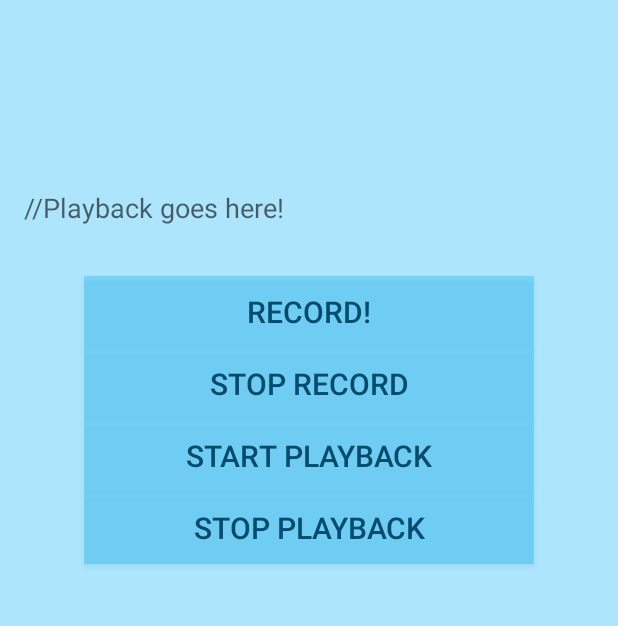
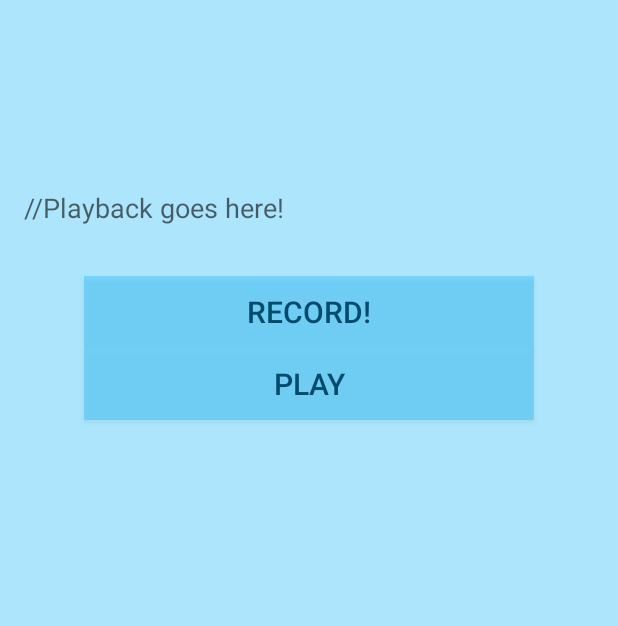
Before and after one commit to ITIN-SongScribe/SongScribeDemo2, an Android app: the VoiceRecord screen opened directly, with no data from a screen before it, in the options menu, after a tap on "Settings", on a phone screen of 412 x 824 dp, the part 452-1078 px from its top. Run offline under Robolectric (Android 15) with nearby library versions, the phone set to English and light mode, and no system bars.

Commit message:
Update to voice record page

```diff
--- a/app/src/main/java/com/songscribe/songscribe/VoiceRecord.java
+++ b/app/src/main/java/com/songscribe/songscribe/VoiceRecord.java
@@ -20,16 +20,13 @@ public class VoiceRecord extends ActionBarActivity {
     private MediaRecorder recorder;
     private String OUTPUT_FILE;
 
-    Button _start;
-    Button _stop;
+    static boolean isRecording = false;
+    static boolean isPlaying = false;
 
     @Override
     protected void onCreate(Bundle savedInstanceState) {
         super.onCreate(savedInstanceState);
         setContentView(R.layout.activity_voice_record);
-
-        _start = (Button) findViewById(R.id.startRecord);
-        _stop = (Button) findViewById(R.id.stopRecord);
 
         final String nameSong;
         nameSong = NewSongScreen.getSongName();
@@ -37,38 +34,110 @@ public class VoiceRecord extends ActionBarActivity {
         txtArtist.setText(nameSong);
 
         OUTPUT_FILE= Environment.getExternalStorageDirectory()+"/audiorecorder.3gpp";
+
+        final Button record=(Button)findViewById(R.id.recordButton);
+        final Button playback=(Button)findViewById(R.id.playbackButton);
+
+
+
+        record.setOnClickListener(new View.OnClickListener() {
+            @Override
+            public void onClick(View v) {
+
+                if (isRecording) {
+                    try {
+                        stopRecording();
+                    } catch (Exception e) {
+                        e.printStackTrace();
                     }
-    public void buttonTapped(View view){
-        switch(view.getId()){
-            case R.id.startRecord:
+                    record.setText("Record!");
+                }
+                else {
                     try {
                         beginRecording();
-                }catch (Exception e){
+                    } catch (Exception e) {
+                        e.printStackTrace();
+                    }
+                    record.setText("Stop Recording");
+                }
+                isRecording=changeState(isRecording);
+
+            }
+        });
+
+        playback.setOnClickListener(new View.OnClickListener() {
+            @Override
+            public void onClick(View v) {
+
+                if(isPlaying) {
+                    try {
+                        stopPlayback();
+                    } catch (Exception e) {
+                        e.printStackTrace();
+                    }
+                    playback.setText("Play");
+                }
+                else {
+                    try {
+                        playRecording();
+                    }catch (Exception e) {
+                        e.printStackTrace();
+                    }
+                    playback.setText("Stop");
+                }
+                isPlaying=changeState(isPlaying);
+
+            }
+        });
+
+
+        /*switch(view.getId()){
+            case R.id.recordButton:
+                if(isRecording == 0) {
+                    try {
+                        beginRecording();
+                    } catch (Exception e) {
                         e.printStackTrace();
                     }
                     break;
-            case R.id.stopRecord:
+                }
+                else if(isRecording == 1)
+                {
                     try {
                         stopRecording();
                     }catch (Exception e){
                         e.printStackTrace();
                     }
+                }
+                isRecording=changeState(isRecording);
                 break;
-            case R.id.startPlayback:
+
+            case R.id.playbackButton:
+                if(isPlaying == 0)
+                {
                     try {
                         playRecording();
-                }catch (Exception e){
+                    }catch (Exception e) {
                         e.printStackTrace();
                     }
-                break;
-            case R.id.stopPlayback:
+                }
+                else if(isPlaying == 1) {
                     try {
                         stopPlayback();
-                }catch (Exception e){
+                    } catch (Exception e) {
                         e.printStackTrace();
                     }
+                }
+                isPlaying=changeState(isPlaying);
                 break;
+        }*/
+
     }
+    private static boolean changeState(boolean position)
+    {
+        position = !position;
+        return position;
+
     }
     private void stopPlayback(){
         if(mediaPlayer != null)
--- a/app/src/main/res/layout/activity_voice_record.xml
+++ b/app/src/main/res/layout/activity_voice_record.xml
@@ -63,8 +63,7 @@
         android:layout_width="300dp"
         android:layout_height="wrap_content"
         android:text="Record!"
-        android:id="@+id/startRecord"
-        android:onClick="buttonTapped"
+        android:id="@+id/recordButton"
         android:layout_marginTop="33dp"
         android:background="#5000b5ff"
         android:textSize="20sp"
@@ -76,43 +75,14 @@
     <Button
         android:layout_width="300dp"
         android:layout_height="wrap_content"
-        android:text="Stop record"
-        android:id="@+id/stopRecord"
-        android:onClick="buttonTapped"
+        android:text="Playback"
+        android:id="@+id/playbackButton"
         android:background="#5000b5ff"
         android:textSize="20sp"
         android:textColor="#FF004b6c"
-        android:layout_below="@+id/startRecord"
-        android:layout_alignLeft="@+id/startRecord"
-        android:layout_alignStart="@+id/startRecord"
-        android:clickable="true" />
-
-    <Button
-        android:layout_width="300dp"
-        android:layout_height="wrap_content"
-        android:text="Stop Playback"
-        android:id="@+id/stopPlayback"
-        android:onClick="buttonTapped"
-        android:background="#5000b5ff"
-        android:textSize="20sp"
-        android:textColor="#FF004b6c"
-        android:layout_below="@+id/startPlayback"
-        android:layout_alignRight="@+id/startRecord"
-        android:layout_alignEnd="@+id/startRecord"
-        android:clickable="true" />
-
-    <Button
-        android:layout_width="300dp"
-        android:layout_height="wrap_content"
-        android:text="Start Playback"
-        android:id="@+id/startPlayback"
-        android:onClick="buttonTapped"
-        android:background="#5000b5ff"
-        android:textSize="20sp"
-        android:textColor="#FF004b6c"
-        android:layout_below="@+id/stopRecord"
-        android:layout_alignLeft="@+id/stopRecord"
-        android:layout_alignStart="@+id/stopRecord"
-        android:clickable="true" />
+        android:clickable="true"
+        android:layout_below="@+id/recordButton"
+        android:layout_alignLeft="@+id/recordButton"
+        android:layout_alignStart="@+id/recordButton" />
 
 </RelativeLayout>
```
Lines whose indentation alone changed are shown as unchanged.
